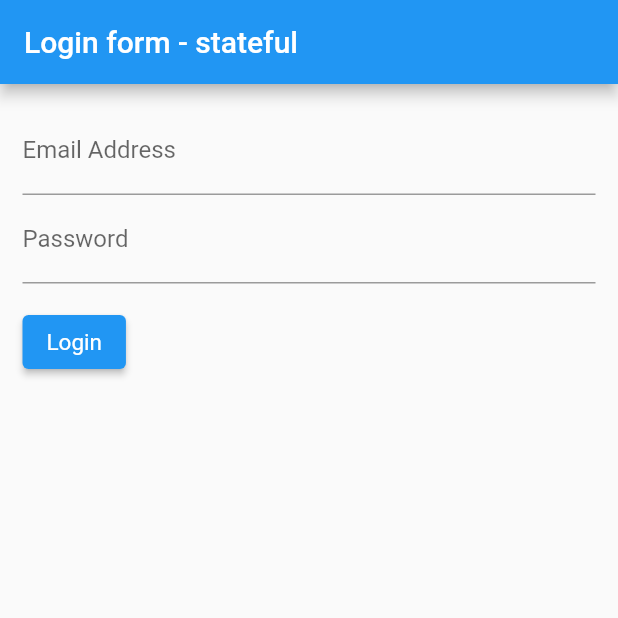
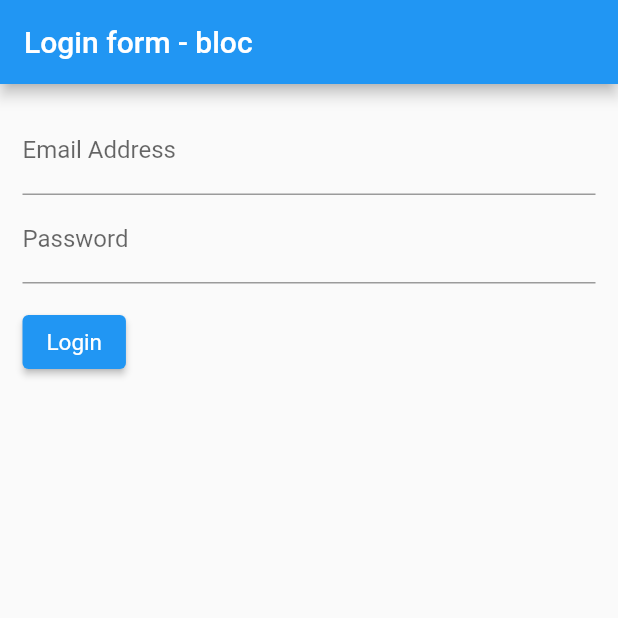
Before and after one commit to lukedxvxes/flutter_login-bloc, a Flutter app: the screen it shows after launch, on a phone screen of 412 x 824 dp, the top half of it. Run offline on Flutter 3.47's test engine with Material 2 defaults, Android fonts, the phone set to English and light mode, and no system bars.

Commit message:
scoped instance bloc setup

```diff
--- a/lib/src/app.dart
+++ b/lib/src/app.dart
@@ -1,18 +1,21 @@
 import 'package:flutter/material.dart';
 import './screens/login_screen.dart';
+import './blocs/provider.dart';
 
 class App extends StatelessWidget {
   const App({Key? key}) : super(key: key);
 
   @override
   build(context) {
-    return MaterialApp(
-      title: 'Log me in',
-      home: Scaffold(
-        appBar: AppBar(
-          title: const Text('Login form - stateful'),
+    return Provider(
+      child: MaterialApp(
+        title: 'Log me in',
+        home: Scaffold(
+          appBar: AppBar(
+            title: const Text('Login form - bloc'),
+          ),
+          body: const LoginScreen(),
         ),
-        body: const LoginScreen(),
       ),
     );
   }
--- a/lib/src/blocs/bloc.dart
+++ b/lib/src/blocs/bloc.dart
@@ -20,5 +20,3 @@ class Bloc extends Validators {
     _passwordController.close();
   }
 }
-
-final bloc = Bloc();
--- /dev/null
+++ b/lib/src/blocs/provider.dart
@@ -0,0 +1,17 @@
+import 'package:flutter/material.dart';
+import 'bloc.dart';
+
+class Provider extends InheritedWidget {
+  final bloc = Bloc();
+
+  Provider({Key? key, required Widget child}) : super(key: key, child: child);
+
+  @override
+  // ignore: avoid_renaming_method_parameters
+  bool updateShouldNotify(_) => true;
+
+  static Bloc of(BuildContext context) {
+    return (context.dependOnInheritedWidgetOfExactType<Provider>() as Provider)
+        .bloc;
+  }
+}
--- a/lib/src/screens/login_screen.dart
+++ b/lib/src/screens/login_screen.dart
@@ -1,18 +1,21 @@
 import 'package:flutter/material.dart';
 import '../blocs/bloc.dart';
+import '../blocs/provider.dart';
 
 class LoginScreen extends StatelessWidget {
   const LoginScreen({Key? key}) : super(key: key);
 
   @override
   Widget build(context) {
+    final bloc = Provider.of(context);
+
     return Container(
       margin: const EdgeInsets.all(15.0),
       child: Column(
         crossAxisAlignment: CrossAxisAlignment.start,
         children: <Widget>[
-          emailField(),
-          passwordField(),
+          emailField(bloc),
+          passwordField(bloc),
           Container(margin: const EdgeInsets.only(top: 15.0)),
           submitButton()
         ],
@@ -20,7 +23,7 @@ class LoginScreen extends StatelessWidget {
     );
   }
 
-  Widget emailField() {
+  Widget emailField(Bloc bloc) {
     return StreamBuilder(
       stream: bloc.email,
       builder: (context, snapshot) {
@@ -37,7 +40,7 @@ class LoginScreen extends StatelessWidget {
     );
   }
 
-  Widget passwordField() {
+  Widget passwordField(Bloc bloc) {
     return StreamBuilder(
       stream: bloc.password,
       builder: (context, snapshot) {
@@ -49,7 +52,8 @@ class LoginScreen extends StatelessWidget {
             errorText: snapshot.error?.toString(),
           ),
         );
-        });
+      },
+    );
   }
 
   Widget submitButton() {
```
Lines whose indentation alone changed are shown as unchanged.
